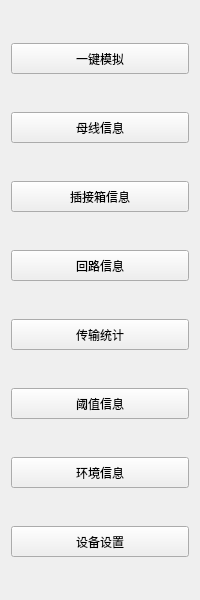
Above: IDC_TestSystem/SI-BusBar/bus_toolbox/bus_simulationtoolwid.ui from ChinaClever/IDC_TestSystem before the change. Below: the same form after it.
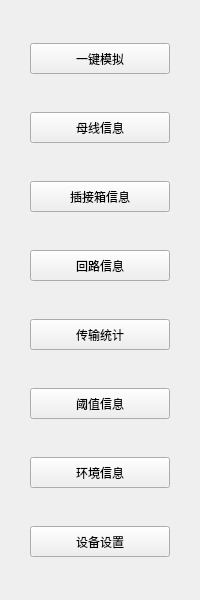
That is the form after the change.

The edit to the form file:
```diff
--- a/IDC_TestSystem/SI-BusBar/bus_toolbox/bus_simulationtoolwid.ui
+++ b/IDC_TestSystem/SI-BusBar/bus_toolbox/bus_simulationtoolwid.ui
@@ -14,6 +14,12 @@
    <string>Form</string>
   </property>
   <layout class="QVBoxLayout" name="verticalLayout">
+   <property name="leftMargin">
+    <number>30</number>
+   </property>
+   <property name="rightMargin">
+    <number>30</number>
+   </property>
    <item>
     <spacer name="verticalSpacer">
      <property name="orientation">
```
